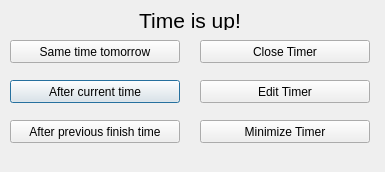
This is timeisupdialog.ui in skronstein/MultiTimer as Qt 5 draws it before an edit. The edited form follows.
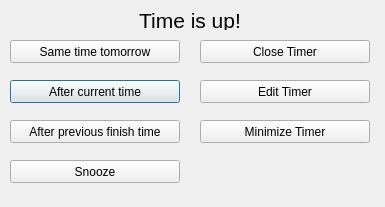
This is the edited form.

Commit message: Add snooze button

```diff
--- a/timeisupdialog.ui
+++ b/timeisupdialog.ui
@@ -7,7 +7,7 @@
     <x>0</x>
     <y>0</y>
     <width>385</width>
-    <height>172</height>
+    <height>207</height>
    </rect>
   </property>
   <property name="windowTitle">
@@ -130,6 +130,19 @@
     <string>Edit Timer</string>
    </property>
   </widget>
+  <widget class="QPushButton" name="Snooze">
+   <property name="geometry">
+    <rect>
+     <x>10</x>
+     <y>160</y>
+     <width>170</width>
+     <height>23</height>
+    </rect>
+   </property>
+   <property name="text">
+    <string>Snooze</string>
+   </property>
+  </widget>
  </widget>
  <tabstops>
   <tabstop>RestartNextDayButton</tabstop>
```
The commit also changes 2 other files.
